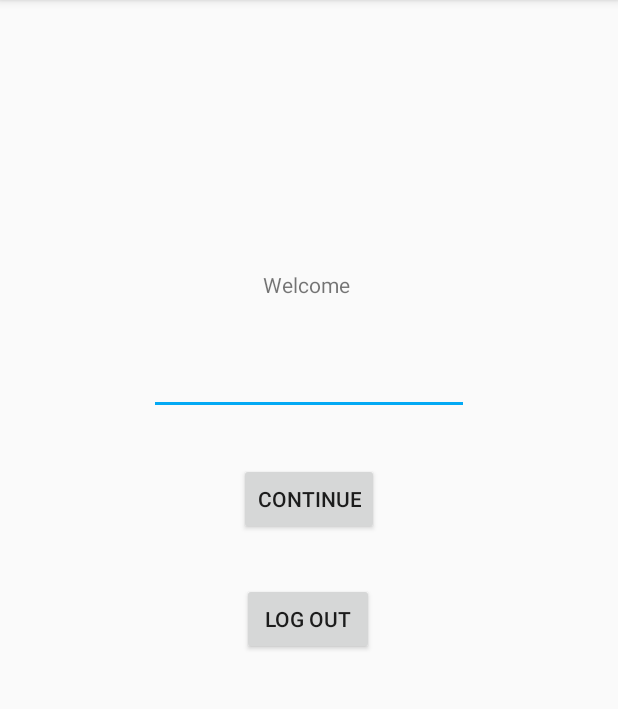
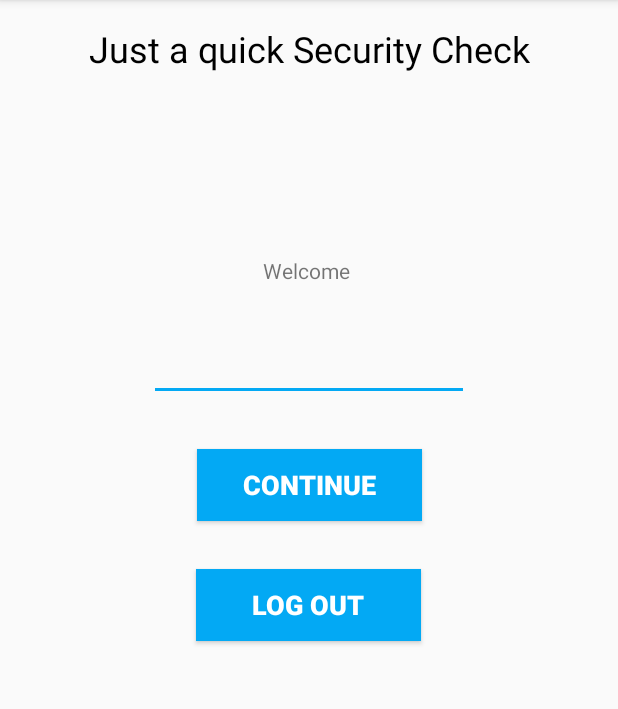
Before and after one commit to rhythmgupta16/Hello-Ji, an Android app: the screen it shows after launch once a user with an empty profile is signed in (PhoneActivity), on a phone screen of 412 x 824 dp, the part 84-793 px from its top. Run offline under Robolectric (Android 15) with nearby library versions, the phone set to English and light mode, and no system bars; our stand-ins replace Firebase (no records; nobody signed in at launch, a user with empty details on screens opened directly); libraries missing offline, so code that uses them is left out: com.facebook, com.facebook.login; plain views replace LoginButton; 4 statements that could not run were skipped.

Commit message:
minor changes

```diff
--- a/app/src/main/java/com/example/helloji/PhoneActivity.java
+++ b/app/src/main/java/com/example/helloji/PhoneActivity.java
@@ -46,7 +46,6 @@ public class PhoneActivity extends AppCompatActivity implements View.OnClickList
         btnfb = (Button) findViewById(R.id.login_button);
 
         String way = getIntent().getStringExtra("method");
-        Toast.makeText(getApplicationContext(), ""+way,Toast.LENGTH_SHORT).show();
         if(firebaseAuth.getCurrentUser() != null)
         {
             way = ""+0;
@@ -81,12 +80,17 @@ public class PhoneActivity extends AppCompatActivity implements View.OnClickList
         }
 
 
-
-
         //adding listener to button
         btnContinue.setOnClickListener(this);
         btnLogOut.setOnClickListener(this);
         btnfb.setOnClickListener(this);
+
+    }
+    public void onBackPressed(){
+        Intent a = new Intent(Intent.ACTION_MAIN);
+        a.addCategory(Intent.CATEGORY_HOME);
+        a.setFlags(Intent.FLAG_ACTIVITY_NEW_TASK);
+        startActivity(a);
 
     }
 
--- a/app/src/main/res/layout/activity_phone.xml
+++ b/app/src/main/res/layout/activity_phone.xml
@@ -6,14 +6,26 @@
     android:layout_height="match_parent"
     tools:context=".PhoneActivity">
 
+    <TextView
+        android:id="@+id/textView2"
+        android:layout_width="wrap_content"
+        android:layout_height="wrap_content"
+        android:layout_marginTop="16dp"
+        android:text="Just a quick Security Check"
+        android:textColor="#000000"
+        android:textSize="24sp"
+        app:layout_constraintEnd_toEndOf="parent"
+        app:layout_constraintStart_toStartOf="parent"
+        app:layout_constraintTop_toTopOf="parent" />
+
     <com.facebook.login.widget.LoginButton
         android:id="@+id/login_button"
         android:layout_width="wrap_content"
         android:layout_height="wrap_content"
-        android:layout_marginTop="100dp"
+        android:layout_marginTop="42dp"
         app:layout_constraintEnd_toEndOf="parent"
         app:layout_constraintStart_toStartOf="parent"
-        app:layout_constraintTop_toTopOf="parent" />
+        app:layout_constraintTop_toBottomOf="@+id/textView2" />
 
     <TextView
         android:id="@+id/tvUserEmail"
@@ -27,10 +39,14 @@
 
     <Button
         android:id="@+id/btnLogOut"
-        android:layout_width="wrap_content"
+        android:layout_width="150dp"
         android:layout_height="wrap_content"
         android:layout_marginTop="32dp"
+        android:background="@color/colorAccent"
         android:text="Log Out"
+        android:textColor="#ffffff"
+        android:textSize="18sp"
+        android:textStyle="bold"
         app:layout_constraintEnd_toEndOf="parent"
         app:layout_constraintHorizontal_bias="0.498"
         app:layout_constraintStart_toStartOf="parent"
@@ -49,10 +65,14 @@
 
     <Button
         android:id="@+id/btnContinue"
-        android:layout_width="wrap_content"
+        android:layout_width="150dp"
         android:layout_height="wrap_content"
         android:layout_marginTop="32dp"
+        android:background="@color/colorAccent"
         android:text="Continue"
+        android:textColor="#ffffff"
+        android:textSize="18sp"
+        android:textStyle="bold"
         app:layout_constraintEnd_toEndOf="parent"
         app:layout_constraintStart_toStartOf="parent"
         app:layout_constraintTop_toBottomOf="@+id/etPhone" />
--- a/app/src/main/res/layout/activity_verify_phone.xml
+++ b/app/src/main/res/layout/activity_verify_phone.xml
@@ -12,6 +12,7 @@
         android:layout_height="wrap_content"
         android:layout_marginTop="120dp"
         android:text="Wait for the code I sent You"
+        android:textColor="#000000"
         android:textSize="18sp"
         app:layout_constraintEnd_toEndOf="parent"
         app:layout_constraintStart_toStartOf="parent"
@@ -34,7 +35,11 @@
         android:layout_width="wrap_content"
         android:layout_height="wrap_content"
         android:layout_marginTop="42dp"
+        android:background="@color/colorAccent"
         android:text="Sign In"
+        android:textColor="#FFFFFF"
+        android:textSize="18sp"
+        android:textStyle="bold"
         app:layout_constraintEnd_toEndOf="parent"
         app:layout_constraintStart_toStartOf="parent"
         app:layout_constraintTop_toBottomOf="@+id/etCode" />
```
Also changed, not shown: app/src/main/java/com/example/helloji/LoginActivity.java (+9 -1 lines), app/src/main/java/com/example/helloji/MainActivity.java (+8 -0 lines), app/src/main/java/com/example/helloji/VerifyPhoneActivity.java (+8 -0 lines), app/src/main/res/layout/activity_login.xml (+18 -2 lines), app/src/main/res/layout/activity_main.xml (+19 -2 lines).
